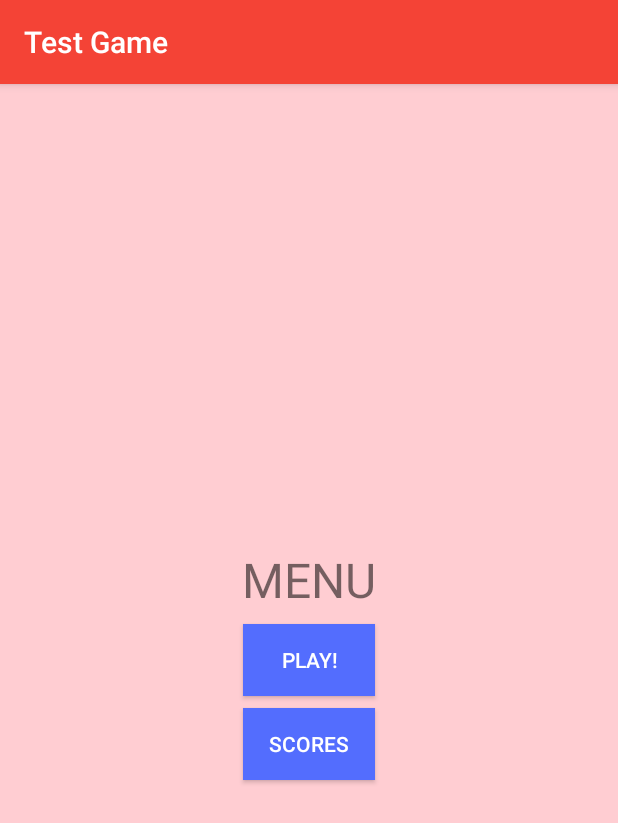
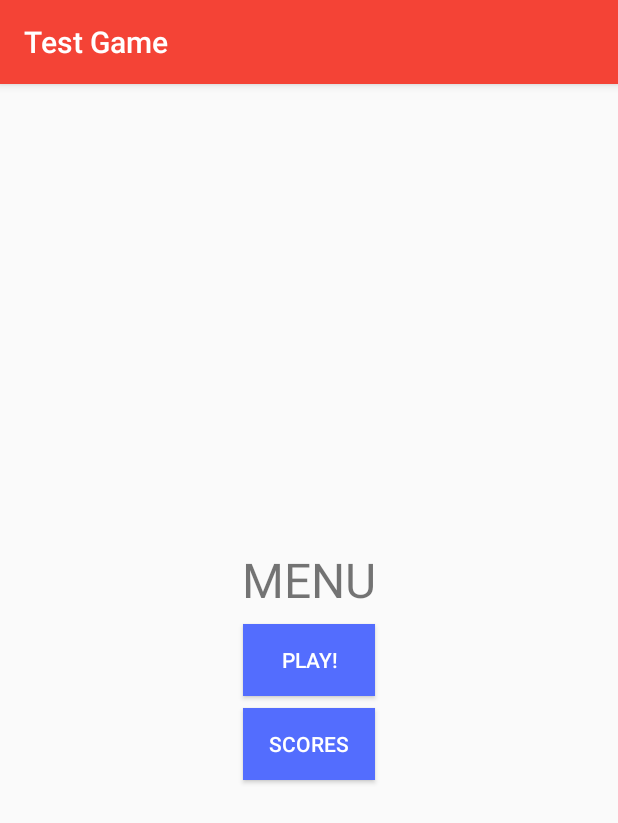
Before and after one commit to th3-c0d3r/Test-Game, an Android app: the screen it shows after launch (MainActivity), on a phone screen of 412 x 824 dp. Shown: the top 823 px of the screen. Run offline under Robolectric (Android 15) with nearby library versions, the phone set to English and light mode, and no system bars.

Commit message:
menu bg change

```diff
--- a/app/src/main/res/layout/activity_main.xml
+++ b/app/src/main/res/layout/activity_main.xml
@@ -4,7 +4,6 @@
     xmlns:tools="http://schemas.android.com/tools"
     android:layout_width="match_parent"
     android:layout_height="match_parent"
-    android:background="@color/colorPrimaryLight"
     tools:context=".MainActivity">
 
     <TextView
```
